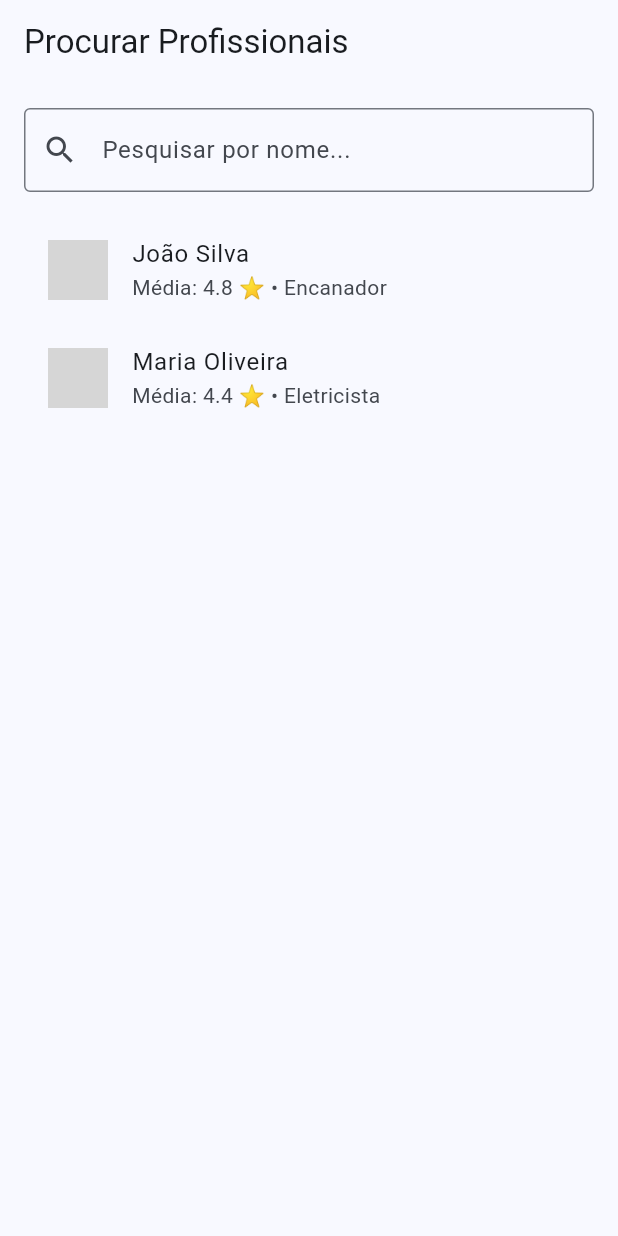
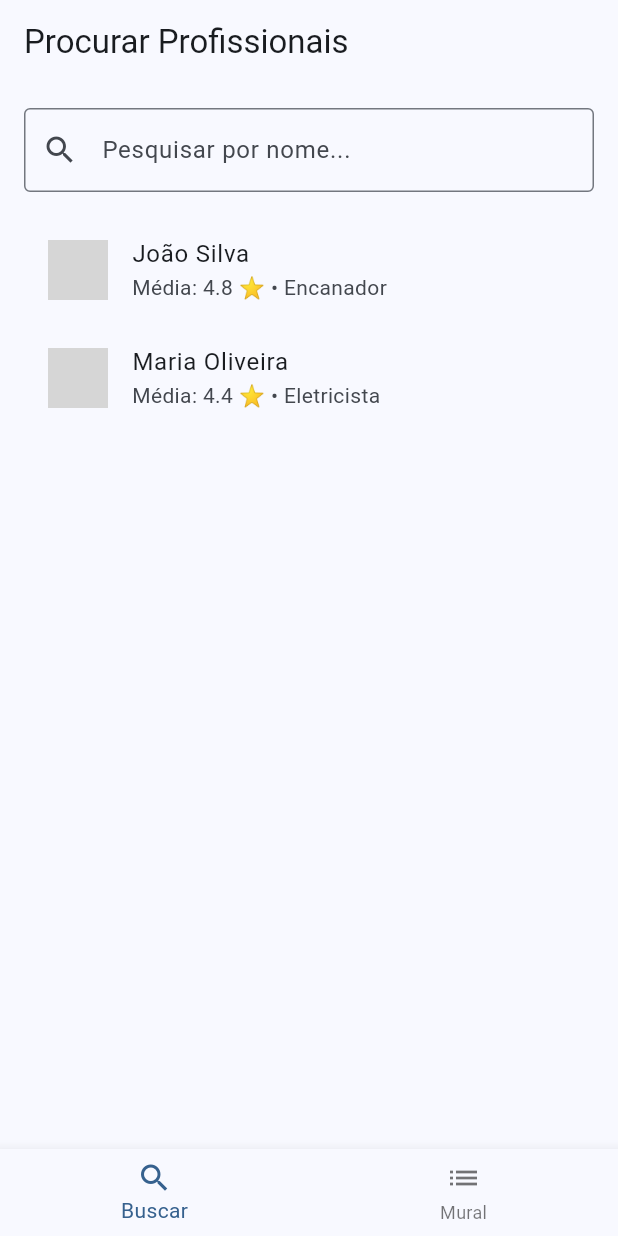
Before and after one commit to kauanneivaedina-ctrl/AjudaE, a Flutter app: the screen it shows after launch, on a phone screen of 412 x 824 dp. Run offline on Flutter 3.47's test engine with Material 3 defaults, Android fonts, the phone set to English and light mode, and no system bars; network calls fail; grey boxes are pictures that could not be loaded.

Commit message:
adicionei uma barra de navegação inferior que transita entre a tela de buscar pretador e a do mural de tarefas, também criei uma tela que mostra a tarefa atual quando selecionada no mural de tarefas.

```diff
--- a/lib/Telas/buscar_prestador.dart
+++ b/lib/Telas/buscar_prestador.dart
@@ -1,10 +1,11 @@
 import 'package:flutter/material.dart';
-import 'package:ajudae/models/estruturas.dart';
+import 'package:ajudae/models/prestador.dart';
 import 'package:ajudae/Telas/perfil_prestador.dart';
 
 //FrontEnd meche aqui, essa tela é a tela de busca de prestadores de serviço, que exibe os prestadores disponíveis para o usuário.
 class BuscarPrestadores extends StatefulWidget {
   const BuscarPrestadores({super.key});
+  @override
   State<BuscarPrestadores> createState() => _BuscarPrestadoresState();
 }
 
@@ -32,6 +33,7 @@ class _BuscarPrestadoresState extends State<BuscarPrestadores>
   }
 
   //parte visual do bagulho
+  @override
   Widget build(BuildContext context) {
     return Scaffold(
       appBar: AppBar(title: const Text('Procurar Profissionais')),
--- /dev/null
+++ b/lib/Telas/home_page.dart
@@ -0,0 +1,45 @@
+import 'package:flutter/material.dart';
+import 'package:ajudae/Telas/buscar_prestador.dart';
+import 'package:ajudae/Telas/mural_tarefas.dart';
+
+class homePage extends StatefulWidget {
+   const homePage({super.key});
+
+  @override
+  State<homePage> createState() => _homePageState();
+}
+
+class _homePageState extends State<homePage> {
+  int _idx = 0;
+  final List<Widget> _telas = [
+    const BuscarPrestadores(),
+    const MuralTarefas(),
+  ];
+
+  void _clicou(int index) {
+    setState(() {_idx = index;});
+  }
+
+  @override
+  Widget build(BuildContext context) {
+    return Scaffold(
+       body: _telas[_idx],
+
+       bottomNavigationBar: BottomNavigationBar(
+          currentIndex: _idx,
+          onTap: _clicou,
+
+          items: const [
+           BottomNavigationBarItem(
+             icon: Icon(Icons.search),
+             label: 'Buscar',
+           ),
+           BottomNavigationBarItem(
+             icon: Icon(Icons.list),
+             label: 'Mural',
+           ),
+         ],
+       ),
+     );
+   }
+}
--- a/lib/Telas/perfil_prestador.dart
+++ b/lib/Telas/perfil_prestador.dart
@@ -1,5 +1,6 @@
 import 'package:flutter/material.dart';
-import 'package:ajudae/models/estruturas.dart';
+import 'package:ajudae/models/avaliacao.dart';
+import 'package:ajudae/models/prestador.dart';
 
 
 //Dados fictícios para teste, que serão substituídos pelos dados reais do BackEnd quando o app estiver em produção.
--- a/lib/main.dart
+++ b/lib/main.dart
@@ -1,7 +1,5 @@
 import 'package:flutter/material.dart';
-import 'package:ajudae/Telas/mural_tarefas.dart';
-import 'package:ajudae/Telas/perfil_prestador.dart';
-import 'package:ajudae/Telas/buscar_prestador.dart';
+import 'package:ajudae/Telas/home_page.dart';
 
 // Função principal: o equivalente exato ao int main() do C
 void main() {
@@ -20,7 +18,7 @@ class AjudaEApp extends StatelessWidget {
         colorScheme: ColorScheme.fromSeed(seedColor: Colors.blue),
         useMaterial3: true,
       ),
-      home: const BuscarPrestadores(), // Aponta para a tela inicial do app, que é a tela de mural de tarefas
+      home: const homePage(), // Aponta para a tela inicial do app, que é a tela de mural de tarefas
     );
   }
 }
--- /dev/null
+++ b/lib/models/avaliacao.dart
@@ -0,0 +1,11 @@
+class Avaliacao{
+  String id;
+  String comentario;
+  double nota;
+
+  Avaliacao({
+    required this.id,
+    required this.comentario,
+    required this.nota,
+  });
+}
--- a/lib/models/estruturas.dart
+++ /dev/null
@@ -1,73 +0,0 @@
-//Esse arquivo contém as estruturas de dados utilizadas no app, quem vai mexer aqui é a equipe BackEnd (Kauan e Artur) principalmente.
-class Endereco{
-  String rua;
-  String numero;
-  String bairro;
-  String cep;
-  double latitude;
-  double longitude;
-
-  Endereco({
-    required this.rua,
-    required this.numero,
-    required this.bairro,
-    required this.cep,
-    required this.latitude,
-    required this.longitude,
-  });
-}
-
-class Tarefa{
-  String id;
-  String titulo;
-  String descricao;
-  String categoria;
-  Endereco enderecoTarefa;
-
-  Tarefa({
-    required this.id,
-    required this.titulo,
-    required this.descricao,
-    required this.categoria,
-    required this.enderecoTarefa,
-  });
-}
-
-class Avaliacao{
-  String id;
-  String comentario;
-  double nota;
-
-  Avaliacao({
-    required this.id,
-    required this.comentario,
-    required this.nota,
-  });
-}
-
-class Prestador{
-  String nome;
-  List<Avaliacao>  avaliacoes;
-  String UrlFoto;
-  String categoria;
-
-  double get mediaNotas
-  {
-    if (avaliacoes.isEmpty) {
-      return 0.0; // Retorna 0 se não houver avaliações
-    }
-    double somaNotas = 0.0;
-    for (int i = 0; i < avaliacoes.length; i++) {
-      somaNotas += avaliacoes[i].nota;
-    }
-
-    return somaNotas / avaliacoes.length; // Calcula a média das notas
-  }
-
-  Prestador({
-    required this.nome,
-    required this.avaliacoes,
-    required this.UrlFoto,
-    required this.categoria,
-  });
-}
--- /dev/null
+++ b/lib/models/prestador.dart
@@ -0,0 +1,28 @@
+import 'package:ajudae/models/avaliacao.dart';
+
+class Prestador{
+  String nome;
+  List<Avaliacao>  avaliacoes;
+  String UrlFoto;
+  String categoria;
+
+  double get mediaNotas
+  {
+    if (avaliacoes.isEmpty) {
+      return 0.0; // Retorna 0 se não houver avaliações
+    }
+    double somaNotas = 0.0;
+    for (int i = 0; i < avaliacoes.length; i++) {
+      somaNotas += avaliacoes[i].nota;
+    }
+
+    return somaNotas / avaliacoes.length; // Calcula a média das notas
+  }
+
+  Prestador({
+    required this.nome,
+    required this.avaliacoes,
+    required this.UrlFoto,
+    required this.categoria,
+  });
+}
```
Also changed, not shown: lib/Telas/mural_tarefas.dart (+4 -3 lines), lib/Telas/tarefa_atual.dart (+29 -1 lines), lib/models/endereco.dart (added, +17 -0 lines), lib/models/tarefa.dart (added, +18 -0 lines).
